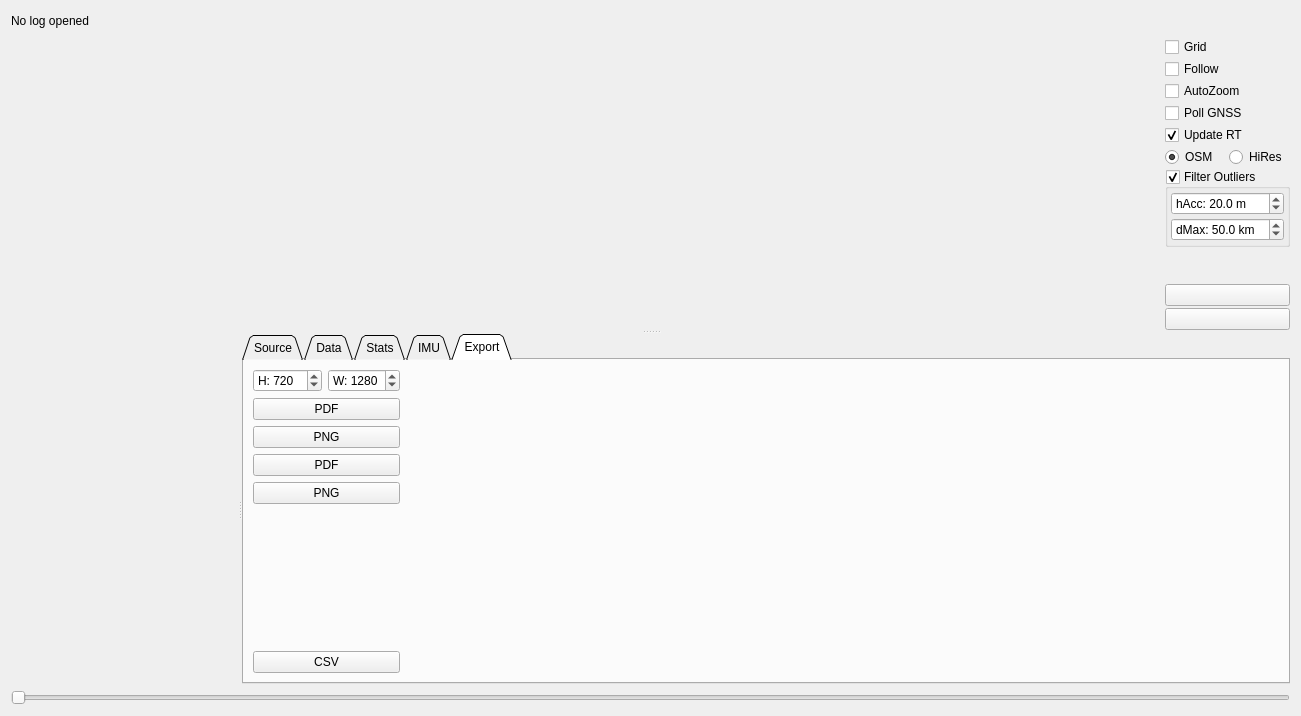
The window that pages/pageloganalysis.ui (vedderb/vesc_tool) describes before a commit, drawn with Qt 5.
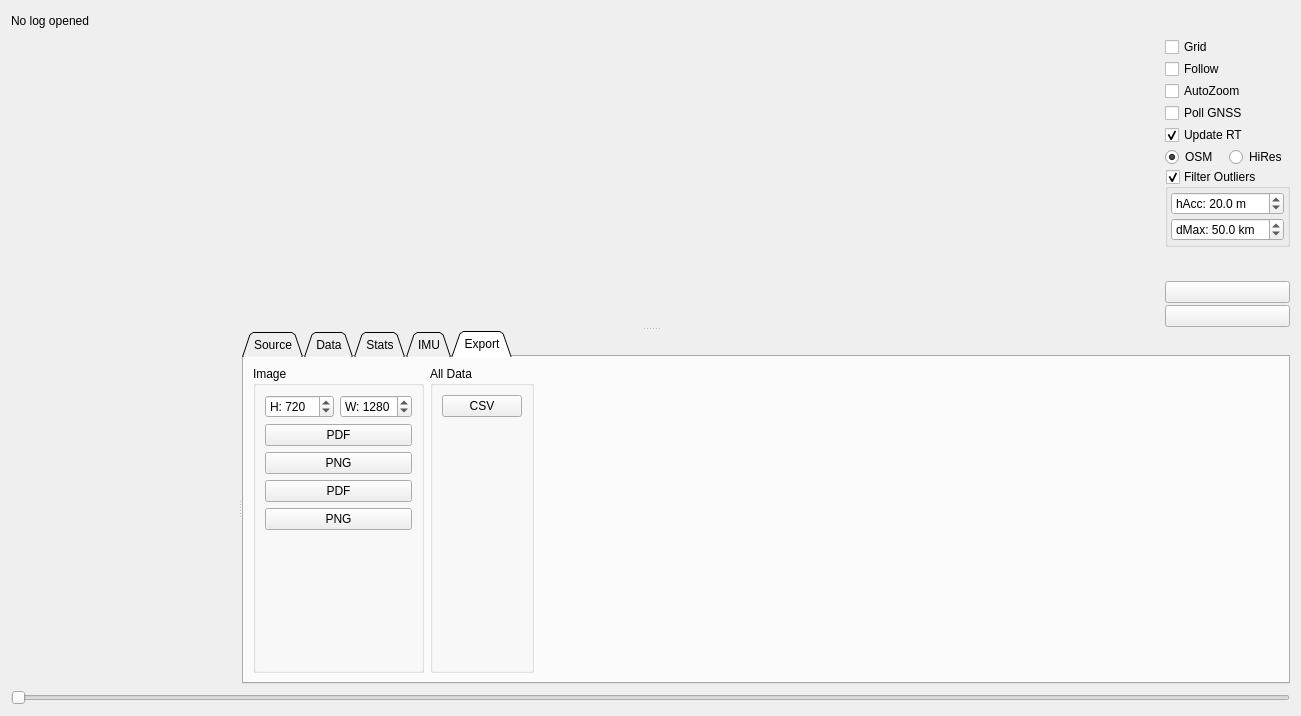
The same window after the commit. The open tabs and pages were chosen to show the change. Icons and pictures are not drawn. Custom widgets are drawn as their Qt base class.

Commit message: Better layout for Export tab

```diff
--- a/pages/pageloganalysis.ui
+++ b/pages/pageloganalysis.ui
@@ -770,9 +770,11 @@
         </attribute>
         <layout class="QHBoxLayout" name="horizontalLayout_7">
          <item>
-          <layout class="QVBoxLayout" name="verticalLayout_12">
-           <item>
-            <layout class="QVBoxLayout" name="verticalLayout_11">
+          <widget class="QGroupBox" name="groupBox">
+           <property name="title">
+            <string>Image</string>
+           </property>
+           <layout class="QVBoxLayout" name="verticalLayout_14">
              <item>
               <layout class="QHBoxLayout" name="horizontalLayout_8">
                <item>
@@ -816,6 +818,8 @@
               </layout>
              </item>
              <item>
+             <layout class="QVBoxLayout" name="verticalLayout_11">
+              <item>
               <widget class="QPushButton" name="saveMapPdfButton">
                <property name="toolTip">
                 <string>Save map as PDF image</string>
@@ -875,6 +879,8 @@
                </property>
               </widget>
              </item>
+             </layout>
+            </item>
              <item>
               <spacer name="verticalSpacer_2">
                <property name="orientation">
@@ -889,7 +895,14 @@
               </spacer>
              </item>
             </layout>
-           </item>
+          </widget>
+         </item>
+         <item>
+          <widget class="QGroupBox" name="groupBox_2">
+           <property name="title">
+            <string>All Data</string>
+           </property>
+           <layout class="QVBoxLayout" name="verticalLayout_15">
            <item>
             <widget class="QPushButton" name="saveCsvButton">
              <property name="toolTip">
@@ -900,7 +913,21 @@
              </property>
             </widget>
            </item>
-          </layout>
+            <item>
+             <spacer name="verticalSpacer_4">
+              <property name="orientation">
+               <enum>Qt::Vertical</enum>
+              </property>
+              <property name="sizeHint" stdset="0">
+               <size>
+                <width>20</width>
+                <height>203</height>
+               </size>
+              </property>
+             </spacer>
+            </item>
+           </layout>
+          </widget>
          </item>
          <item>
           <spacer name="horizontalSpacer_4">
```
Lines whose indentation alone changed are shown as unchanged.
